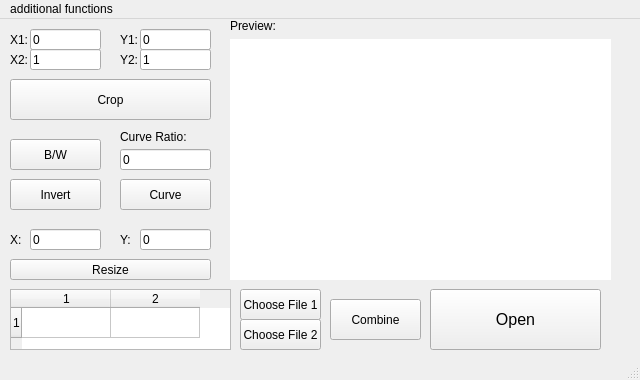
Qt form Test.ui (gganty/Photo-redactor) before a commit.
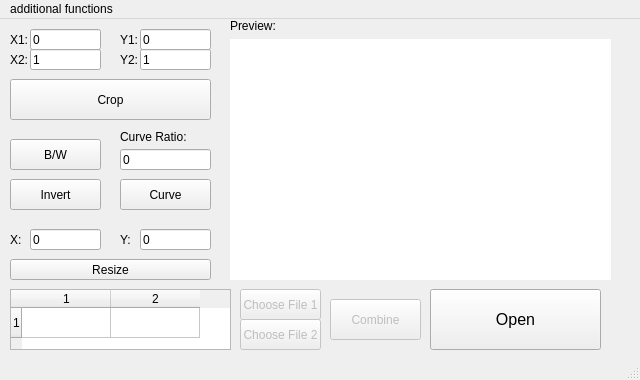
The same form after that commit.

What changed in the file:
```diff
--- a/Test.ui
+++ b/Test.ui
@@ -442,6 +442,9 @@
     <column/>
    </widget>
    <widget class="QPushButton" name="File1_open">
+    <property name="enabled">
+     <bool>false</bool>
+    </property>
     <property name="geometry">
      <rect>
       <x>240</x>
@@ -461,6 +464,9 @@
     </property>
    </widget>
    <widget class="QPushButton" name="File2_open">
+    <property name="enabled">
+     <bool>false</bool>
+    </property>
     <property name="geometry">
      <rect>
       <x>240</x>
@@ -480,6 +486,9 @@
     </property>
    </widget>
    <widget class="QPushButton" name="Combine_PushButton">
+    <property name="enabled">
+     <bool>false</bool>
+    </property>
     <property name="geometry">
      <rect>
       <x>330</x>
```
